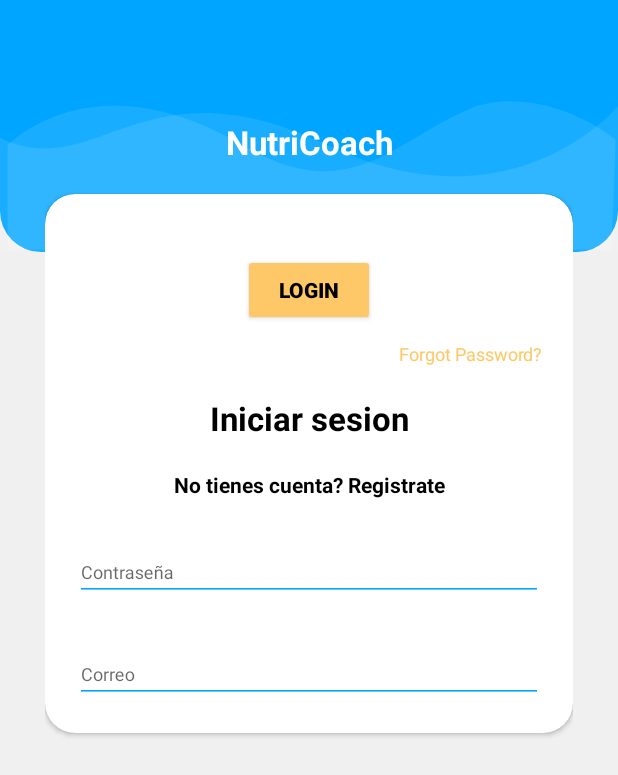
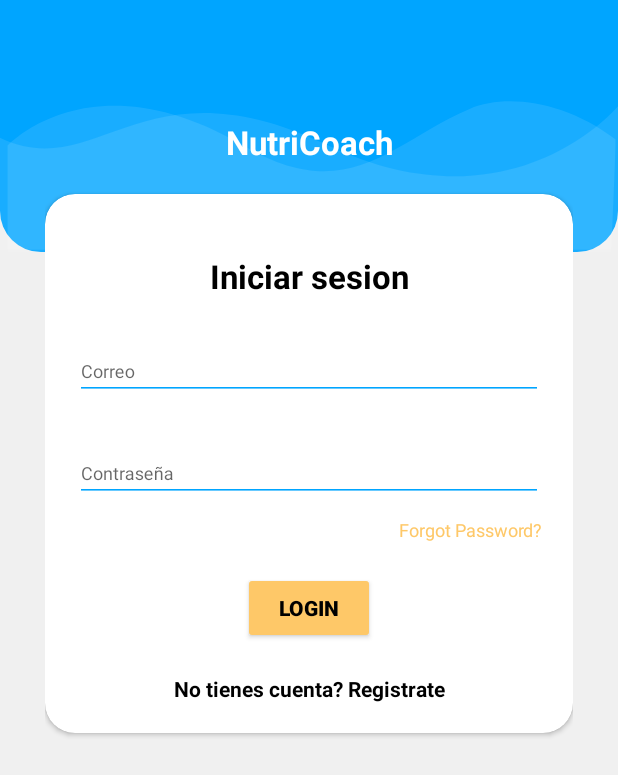
Before and after one commit to enzoftware/FoodRecipeSearch, an Android app: the LoginActivity screen opened directly, with no data from a screen before it, on a phone screen of 412 x 824 dp. Shown: the top 775 px of the screen. Run offline under Robolectric (Android 15) with nearby library versions, the phone set to English and light mode, and no system bars.

```diff
--- a/app/src/main/AndroidManifest.xml
+++ b/app/src/main/AndroidManifest.xml
@@ -9,7 +9,7 @@
         android:allowBackup="true"
         android:icon="@drawable/nutricoach"
         android:label="@string/app_name"
-        android:roundIcon="@drawable/nutricoach"
+        android:roundIcon="@drawable/recipes"
         android:supportsRtl="true"
         android:theme="@style/AppTheme"
         tools:ignore="AllowBackup,GoogleAppIndexingWarning">
--- a/app/src/main/res/layout/layout_login.xml
+++ b/app/src/main/res/layout/layout_login.xml
@@ -1,13 +1,15 @@
 <?xml version="1.0" encoding="utf-8"?>
-<androidx.cardview.widget.CardView xmlns:android="http://schemas.android.com/apk/res/android"
+<androidx.cardview.widget.CardView
+    xmlns:android="http://schemas.android.com/apk/res/android"
     xmlns:app="http://schemas.android.com/apk/res-auto"
     style="@style/loginCard"
+    app:cardCornerRadius="@dimen/loginCardRadius"
+    android:elevation="5dp"
     android:layout_gravity="center"
     android:layout_marginTop="@dimen/loginViewsMargin"
     android:layout_marginBottom="@dimen/loginViewsMargin"
-    android:background="@color/whiteCardColor"
-    android:elevation="5dp"
-    app:cardCornerRadius="@dimen/loginCardRadius">
+    android:background="@color/whiteCardColor">
+
 
 
     <LinearLayout
@@ -15,65 +17,63 @@
         android:layout_gravity="center"
         android:padding="@dimen/loginViewsMargin">
 
-        <Button
-
-            android:id="@+id/login_btn"
-            style="@style/loginButton"
-            android:layout_gravity="center_horizontal"
-            android:layout_marginTop="@dimen/loginViewsMargin"
-            android:backgroundTint="@color/colorAccent"
-            android:text="Login"
-            android:textColor="@color/black" />
-
-        <TextView
-            android:id="@+id/login_forgot_pass"
-            style="@style/viewParent"
-            android:layout_gravity="end"
-            android:layout_marginTop="10dp"
-            android:text="Forgot Password?"
-            android:textColor="@color/colorAccent"
-            android:textSize="@dimen/newsMoreTextSize" />
-
         <TextView
             style="@style/headerTextPrimary"
-            android:layout_marginTop="@dimen/loginViewsMargin"
             android:text="Iniciar sesion"
-            android:textColor="@color/black" />
+            android:textColor="@color/black"
+            android:layout_marginTop="@dimen/loginViewsMargin"/>
 
-        <TextView
-            android:id="@+id/login_go_to_register"
+        <com.google.android.material.textfield.TextInputLayout
+            android:id="@+id/textInputEmail"
             style="@style/parent"
-            android:layout_marginTop="@dimen/loginViewsMargin"
-            android:text="@string/login_signup_hint"
-            android:textAlignment="center"
-            android:textColor="@color/black"
-            android:textStyle="bold" />
+            android:layout_marginTop="@dimen/loginViewsMargin">
+            <EditText
+                android:id="@+id/login_email"
+                style="@style/modifiedEditText"
+                android:inputType="textEmailAddress"
+                android:maxLines="1"
+                android:hint="@string/login_email_hint"/>
+        </com.google.android.material.textfield.TextInputLayout>
 
         <com.google.android.material.textfield.TextInputLayout
             android:id="@+id/textInputPassword"
             style="@style/parent"
             android:layout_marginTop="@dimen/loginViewsMargin">
-
             <EditText
                 android:id="@+id/login_pass"
                 style="@style/modifiedEditText"
                 android:hint="@string/login_password_hint"
-                android:inputType="textPassword"
-                android:maxLines="1" />
+                android:maxLines="1"
+                android:inputType="textPassword"/>
         </com.google.android.material.textfield.TextInputLayout>
 
-        <com.google.android.material.textfield.TextInputLayout
-            android:id="@+id/textInputEmail"
+        <TextView
+            android:id="@+id/login_forgot_pass"
+            style="@style/viewParent"
+            android:text="Forgot Password?"
+            android:textColor="@color/colorAccent"
+            android:textSize="@dimen/newsMoreTextSize"
+            android:layout_gravity="end"
+            android:layout_marginTop="10dp"/>
+
+        <Button
+
+            android:id="@+id/login_btn"
+            style="@style/loginButton"
+            android:text="Login"
+            android:backgroundTint="@color/colorAccent"
+            android:textColor="@color/black"
+            android:layout_gravity="center_horizontal"
+            android:layout_marginTop="@dimen/loginViewsMargin"/>
+
+        <TextView
+            android:id="@+id/login_go_to_register"
             style="@style/parent"
-            android:layout_marginTop="@dimen/loginViewsMargin">
-
-            <EditText
-                android:id="@+id/login_email"
-                style="@style/modifiedEditText"
-                android:hint="@string/login_email_hint"
-                android:inputType="textEmailAddress"
-                android:maxLines="1" />
-        </com.google.android.material.textfield.TextInputLayout>
+            android:textAlignment="center"
+            android:textStyle="bold"
+            android:textColor="@color/black"
+            android:text="@string/login_signup_hint"
+            android:layout_marginTop="@dimen/loginViewsMargin"/>
 
 
     </LinearLayout>
```
Also changed, not shown: app/src/main/res/layout/layout_register.xml (+42 -45 lines), app/src/main/res/drawable/baker.png (added), app/src/main/res/drawable/recipes.png (added).
